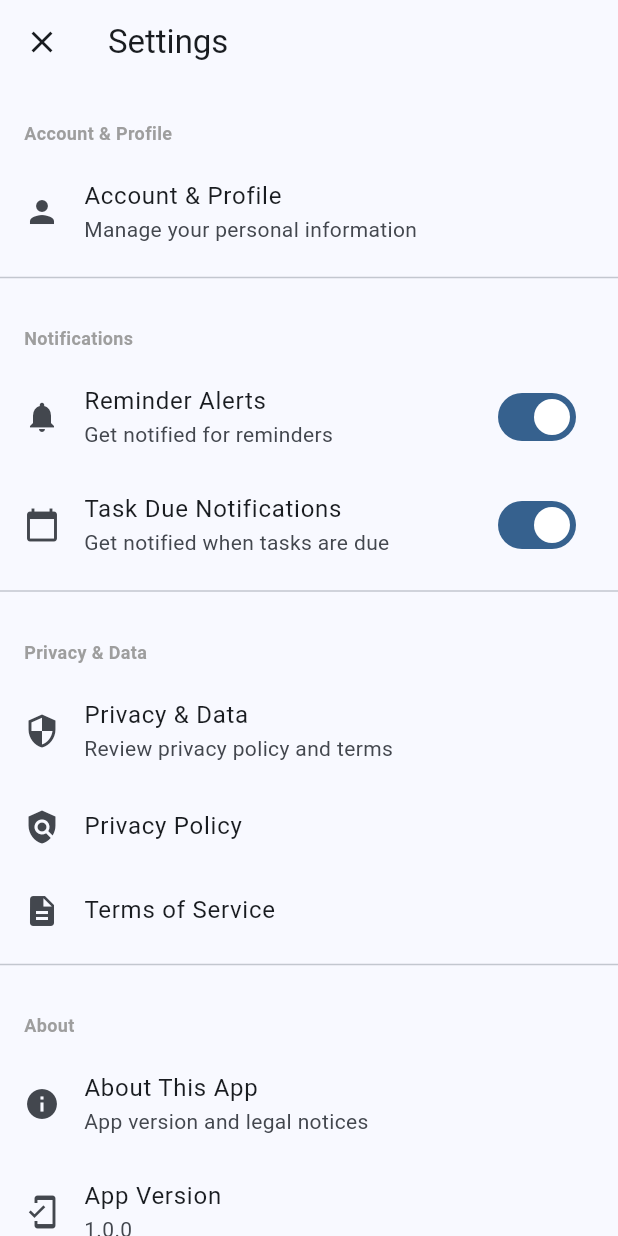
After one commit to dvalechha/MyReminders, a Flutter app: the AppointmentsListView screen opened directly, after a tap on the "menu" icon, after a tap on "Settings", on a phone screen of 412 x 824 dp. The commit adds this screen. Run offline on Flutter 3.47's test engine with Material 3 defaults, Android fonts, the phone set to English and light mode, and no system bars; our stand-ins replace fl_chart, flutter_dotenv, flutter_local_notifications, package_info_plus, sqflite, supabase_flutter and 1 more; accounts and stored records are empty.

Commit message:
Setting#1

```diff
--- a/lib/views/appointments_list_view.dart
+++ b/lib/views/appointments_list_view.dart
@@ -4,6 +4,7 @@ import 'package:intl/intl.dart';
 import '../providers/navigation_model.dart';
 import '../providers/appointment_provider.dart';
 import '../models/appointment.dart';
+import '../widgets/app_navigation_drawer.dart';
 import 'appointment_form_view.dart';
 
 class AppointmentsListView extends StatefulWidget {
@@ -62,11 +63,14 @@ class _AppointmentsListViewState extends State<AppointmentsListView> {
           return Scaffold(
             appBar: AppBar(
               title: const Text('My Appointments'),
-              leading: IconButton(
-                icon: const Icon(Icons.home),
-                onPressed: () => navigationModel.popToRoot(),
+              leading: Builder(
+                builder: (context) => IconButton(
+                  icon: const Icon(Icons.menu),
+                  onPressed: () => Scaffold.of(context).openDrawer(),
+                ),
               ),
             ),
+            drawer: const AppNavigationDrawer(),
             body: const Center(child: CircularProgressIndicator()),
           );
         }
@@ -77,9 +81,11 @@ class _AppointmentsListViewState extends State<AppointmentsListView> {
         return Scaffold(
           appBar: AppBar(
             title: const Text('My Appointments'),
-            leading: IconButton(
-              icon: const Icon(Icons.home),
-              onPressed: () => navigationModel.popToRoot(),
+            leading: Builder(
+              builder: (context) => IconButton(
+                icon: const Icon(Icons.menu),
+                onPressed: () => Scaffold.of(context).openDrawer(),
+              ),
             ),
             actions: [
               IconButton(
@@ -129,6 +135,7 @@ class _AppointmentsListViewState extends State<AppointmentsListView> {
               ),
             ),
           ),
+          drawer: const AppNavigationDrawer(),
           body: provider.appointments.isEmpty
               ? _buildEmptyState(context)
               : _buildAppointmentsList(context, provider, filteredAppointments),
--- /dev/null
+++ b/lib/views/settings_view.dart
@@ -0,0 +1,204 @@
+import 'package:flutter/material.dart';
+import 'package:package_info_plus/package_info_plus.dart';
+import 'package:url_launcher/url_launcher.dart';
+import 'account_profile_view.dart';
+
+class SettingsView extends StatefulWidget {
+  const SettingsView({super.key});
+
+  @override
+  State<SettingsView> createState() => _SettingsViewState();
+}
+
+class _SettingsViewState extends State<SettingsView> {
+  bool _reminderAlertsEnabled = true;
+  bool _taskNotificationsEnabled = true;
+  String _appVersion = '';
+
+  @override
+  void initState() {
+    super.initState();
+    _loadAppVersion();
+  }
+
+  Future<void> _loadAppVersion() async {
+    final packageInfo = await PackageInfo.fromPlatform();
+    setState(() {
+      _appVersion = packageInfo.version;
+    });
+  }
+
+  Future<void> _launchURL(String url) async {
+    final Uri uri = Uri.parse(url);
+    final messenger = ScaffoldMessenger.of(context);
+    try {
+      if (await canLaunchUrl(uri)) {
+        await launchUrl(uri, mode: LaunchMode.externalApplication);
+      } else {
+        messenger.showSnackBar(
+          SnackBar(content: Text('Could not open URL: $url')),
+        );
+      }
+    } catch (e) {
+      messenger.showSnackBar(
+        SnackBar(content: Text('Could not open URL: $url')),
+      );
+    }
+  }
+
+  Future<void> _showChangePasswordDialog() async {
+    // placeholder removed - navigation now handled in AccountProfileView
+  }
+
+
+  Future<void> _showLicensesDialog() async {
+    showDialog(
+      context: context,
+      builder: (context) => AlertDialog(
+        title: const Text('Legal Notices'),
+        content: SingleChildScrollView(
+          child: Column(
+            crossAxisAlignment: CrossAxisAlignment.start,
+            mainAxisSize: MainAxisSize.min,
+            children: [
+              const Text(
+                'MyReminder © 2024\n\n'
+                'This app is built with:\n'
+                '- Flutter\n'
+                '- Provider for state management\n'
+                '- Supabase for backend\n'
+                '- SQLite for local storage\n\n'
+                'All rights reserved.',
+              ),
+            ],
+          ),
+        ),
+        actions: [
+          TextButton(
+            onPressed: () => Navigator.pop(context),
+            child: const Text('Close'),
+          ),
+        ],
+      ),
+    );
+  }
+
+  @override
+  Widget build(BuildContext context) {
+    return Scaffold(
+      appBar: AppBar(
+        title: const Text('Settings'),
+        leading: IconButton(
+          icon: const Icon(Icons.close),
+          onPressed: () => Navigator.pop(context),
+        ),
+      ),
+      body: ListView(
+        children: [
+          // Account & Profile Section
+          _buildSectionHeader('Account & Profile'),
+          ListTile(
+            leading: const Icon(Icons.person),
+            title: const Text('Account & Profile'),
+            subtitle: const Text('Manage your personal information'),
+            onTap: () {
+              Navigator.of(context).push(
+                MaterialPageRoute(
+                  builder: (context) => AccountProfileView(),
+                ),
+              );
+            },
+          ),
+          const Divider(),
+
+          // Notifications Section
+          _buildSectionHeader('Notifications'),
+          SwitchListTile(
+            secondary: const Icon(Icons.notifications),
+            title: const Text('Reminder Alerts'),
+            subtitle: const Text('Get notified for reminders'),
+            value: _reminderAlertsEnabled,
+            onChanged: (value) {
+              setState(() => _reminderAlertsEnabled = value);
+              // TODO: Persist preference
+            },
+          ),
+          SwitchListTile(
+            secondary: const Icon(Icons.calendar_today),
+            title: const Text('Task Due Notifications'),
+            subtitle: const Text('Get notified when tasks are due'),
+            value: _taskNotificationsEnabled,
+            onChanged: (value) {
+              setState(() => _taskNotificationsEnabled = value);
+              // TODO: Persist preference
+            },
+          ),
+          const Divider(),
+
+          // Privacy & Data Section
+          _buildSectionHeader('Privacy & Data'),
+          ListTile(
+            leading: const Icon(Icons.security),
+            title: const Text('Privacy & Data'),
+            subtitle: const Text('Review privacy policy and terms'),
+            onTap: () {
+              // TODO: Navigate to privacy details screen
+            },
+          ),
+          ListTile(
+            leading: const Icon(Icons.policy),
+            title: const Text('Privacy Policy'),
+            onTap: () {
+              _launchURL('https://example.com/privacy');
+            },
+          ),
+          ListTile(
+            leading: const Icon(Icons.description),
+            title: const Text('Terms of Service'),
+            onTap: () {
+              _launchURL('https://example.com/terms');
+            },
+          ),
+          const Divider(),
+
+          // About Section
+          _buildSectionHeader('About'),
+          ListTile(
+            leading: const Icon(Icons.info),
+            title: const Text('About This App'),
+            subtitle: const Text('App version and legal notices'),
+            onTap: () {
+              // TODO: Navigate to about details screen
+            },
+          ),
+          ListTile(
+            leading: const Icon(Icons.mobile_friendly),
+            title: const Text('App Version'),
+            subtitle: Text(_appVersion.isNotEmpty ? _appVersion : 'Loading...'),
+          ),
+          ListTile(
+            leading: const Icon(Icons.gavel),
+            title: const Text('Legal Notices'),
+            onTap: _showLicensesDialog,
+          ),
+          const SizedBox(height: 32),
+          const SizedBox(height: 32),
+        ],
+      ),
+    );
+  }
+
+  Widget _buildSectionHeader(String title) {
+    return Padding(
+      padding: const EdgeInsets.fromLTRB(16, 24, 16, 8),
+      child: Text(
+        title,
+        style: const TextStyle(
+          fontSize: 12,
+          fontWeight: FontWeight.w600,
+          color: Colors.grey,
+        ),
+      ),
+    );
+  }
+}
--- a/lib/views/welcome_view.dart
+++ b/lib/views/welcome_view.dart
@@ -9,6 +9,7 @@ import '../widgets/pulsing_gradient_placeholder.dart';
 import '../widgets/default_welcome_view.dart';
 import '../widgets/help_suggestion_view.dart';
 import '../widgets/todays_snapshot_view.dart';
+import '../widgets/app_navigation_drawer.dart';
 import '../utils/natural_language_parser.dart';
 import '../services/intent_parser_service.dart';
 import '../models/parsed_intent.dart';
@@ -20,6 +21,7 @@ import 'task_form_view.dart';
 import 'subscriptions_list_view.dart';
 import 'appointments_list_view.dart';
 import 'tasks_list_view.dart';
+import 'settings_view.dart';
 
 class WelcomeView extends StatefulWidget {
   const WelcomeView({super.key});
@@ -542,6 +544,18 @@ class _WelcomeViewState extends State<WelcomeView> {
 
     return Scaffold(
       resizeToAvoidBottomInset: true,
+      appBar: AppBar(
+        title: const Text('MyReminder'),
+        elevation: 0,
+        backgroundColor: Colors.transparent,
+        leading: Builder(
+          builder: (context) => IconButton(
+            icon: const Icon(Icons.menu),
+            onPressed: () => Scaffold.of(context).openDrawer(),
+          ),
+        ),
+      ),
+      drawer: const AppNavigationDrawer(),
       body: SafeArea(
         child: Padding(
           padding: const EdgeInsets.all(20.0),
--- /dev/null
+++ b/lib/widgets/app_navigation_drawer.dart
@@ -0,0 +1,83 @@
+import 'package:flutter/material.dart';
+import 'package:provider/provider.dart';
+import '../views/settings_view.dart';
+import '../providers/auth_provider.dart';
+
+class AppNavigationDrawer extends StatelessWidget {
+  const AppNavigationDrawer({super.key});
+
+  @override
+  Widget build(BuildContext context) {
+    return Drawer(
+      width: MediaQuery.of(context).size.width * 0.75,
+      child: ListView(
+        padding: EdgeInsets.zero,
+        children: [
+          DrawerHeader(
+            decoration: BoxDecoration(
+              color: const Color(0xFFE5E4E2), // light grey header (requested hex)
+            ),
+            child: Column(
+              crossAxisAlignment: CrossAxisAlignment.start,
+              mainAxisAlignment: MainAxisAlignment.end,
+              children: [
+                Text(
+                  'Custos',
+                  style: Theme.of(context).textTheme.titleLarge?.copyWith(
+                        color: Colors.black87,
+                        fontWeight: FontWeight.bold,
+                      ),
+                ),
+                const SizedBox(height: 4),
+                Text(
+                  'Stay organized, stay on track',
+                  style: Theme.of(context).textTheme.bodySmall?.copyWith(
+                        color: Colors.black54,
+                      ),
+                ),
+              ],
+            ),
+          ),
+          ListTile(
+            leading: const Icon(Icons.settings),
+            title: const Text('Settings'),
+            onTap: () {
+              Navigator.pop(context); // Close drawer
+              Navigator.push(
+                context,
+                MaterialPageRoute(
+                  builder: (context) => const SettingsView(),
+                ),
+              );
+            },
+          ),
+          const Divider(),
+          ListTile(
+            leading: const Icon(Icons.help_outline),
+            title: const Text('Help & Feedback'),
+            onTap: () {
+              // TODO: Implement help/feedback
+              Navigator.pop(context);
+            },
+          ),
+          ListTile(
+            leading: const Icon(Icons.logout),
+            title: const Text('Logout'),
+            onTap: () async {
+              Navigator.pop(context); // close drawer first
+              final messenger = ScaffoldMessenger.of(context);
+              final authProvider = Provider.of<AuthProvider>(context, listen: false);
+              try {
+                await authProvider.signOut(context);
+              } catch (e) {
+                messenger.showSnackBar(
+                  SnackBar(content: Text('Logout failed: $e')),
+                );
+              }
+            },
+          ),
+        ],
+      ),
+    );
+  }
+}
--- a/pubspec.yaml
+++ b/pubspec.yaml
@@ -59,6 +59,7 @@ dependencies:
   supabase_flutter: ^2.0.0
   flutter_dotenv: ^5.1.0
   url_launcher: ^6.3.1
+  package_info_plus: ^4.2.0
 
 dev_dependencies:
   flutter_test:
```
Also changed, not shown: lib/providers/auth_provider.dart (+43 -0 lines), lib/views/account_profile_view.dart (added, +55 -0 lines), lib/views/change_password_view.dart (added, +111 -0 lines), lib/views/delete_account_view.dart (added, +77 -0 lines), lib/views/subscriptions_list_view.dart (+13 -6 lines), lib/views/tasks_list_view.dart (+13 -6 lines), lib/views/unified_agenda_view.dart (+8 -0 lines), lib/models/intent_type.dart (line endings or trailing spaces), pubspec.lock, 3 other files.
